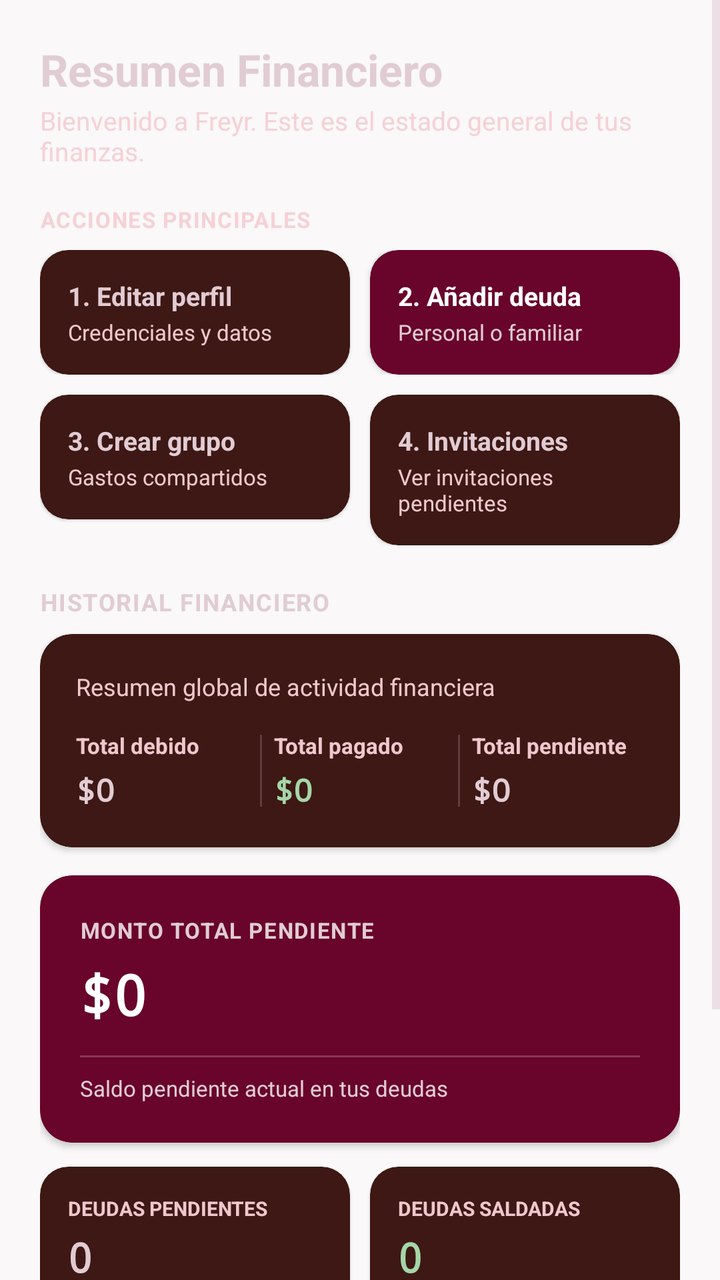
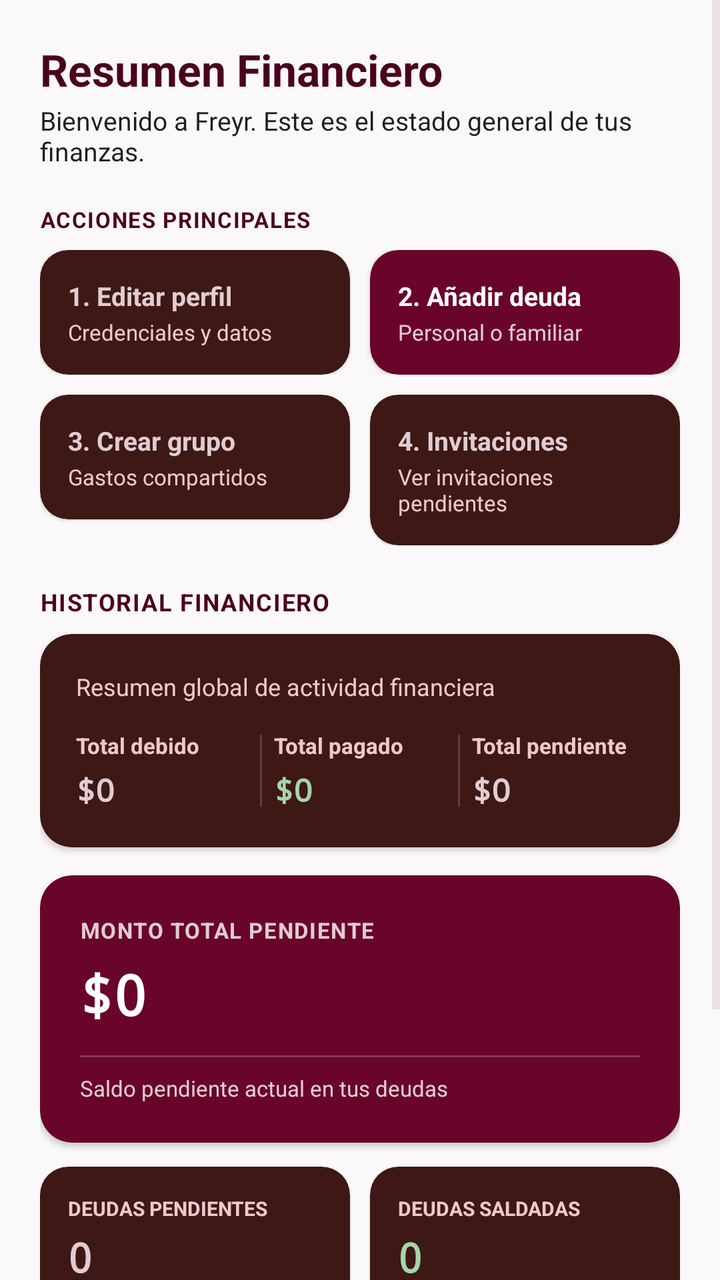

The first picture is an Android layout as it rendered before a commit; the second is the same layout after the commit. The layout source and the unified diff follow.
<!-- AndroidManifest.xml: application theme Theme.Freyr -->
<!-- res/layout/fragment_dashboard.xml -->
<?xml version="1.0" encoding="utf-8"?>
<ScrollView xmlns:android="http://schemas.android.com/apk/res/android"
    xmlns:app="http://schemas.android.com/apk/res-auto"
    android:layout_width="match_parent"
    android:layout_height="match_parent"
    android:fillViewport="true"
    android:background="@color/freyr_background">

    <LinearLayout
        android:layout_width="match_parent"
        android:layout_height="wrap_content"
        android:orientation="vertical"
        android:padding="20dp">

        
        <TextView
            android:id="@+id/tx_nombre_grupo"
            android:layout_width="wrap_content"
            android:layout_height="wrap_content"
            android:text="Resumen Financiero"
            android:textColor="@color/freyr_secondary"
            android:textSize="22sp"
            android:textStyle="bold" />

        <TextView
            android:id="@+id/tx_subtitulo_bienvenida"
            android:layout_width="wrap_content"
            android:layout_height="wrap_content"
            android:text="Bienvenido a Freyr. Este es el estado general de tus finanzas."
            android:textColor="@color/freyr_text_secondary"
            android:textSize="13sp"
            android:layout_marginTop="2dp"
            android:layout_marginBottom="18dp" />

        
        <TextView
            android:layout_width="wrap_content"
            android:layout_height="wrap_content"
            android:text="ACCIONES PRINCIPALES"
            android:textColor="@color/freyr_text_secondary"
            android:textSize="11sp"
            android:textStyle="bold"
            android:letterSpacing="0.05"
            android:layout_marginBottom="8dp" />

        
        <LinearLayout
            android:layout_width="match_parent"
            android:layout_height="wrap_content"
            android:orientation="horizontal"
            android:layout_marginBottom="10dp">

            
            <androidx.cardview.widget.CardView
                android:id="@+id/card_accion_editar_perfil"
                android:layout_width="0dp"
                android:layout_height="wrap_content"
                android:layout_weight="1"
                android:layout_marginEnd="5dp"
                app:cardCornerRadius="14dp"
                app:cardElevation="1dp"
                app:cardBackgroundColor="@color/freyr_surface"
                android:clickable="true"
                android:focusable="true">

                <LinearLayout
                    android:layout_width="match_parent"
                    android:layout_height="wrap_content"
                    android:orientation="vertical"
                    android:padding="14dp">

                    <TextView
                        android:layout_width="wrap_content"
                        android:layout_height="wrap_content"
                        android:text="1. Editar perfil"
                        android:textColor="@color/freyr_text_primary"
                        android:textSize="13sp"
                        android:textStyle="bold" />

                    <TextView
                        android:layout_width="wrap_content"
                        android:layout_height="wrap_content"
                        android:text="Credenciales y datos"
                        android:textColor="@color/freyr_text_secondary"
                        android:textSize="11sp"
                        android:layout_marginTop="2dp" />
                </LinearLayout>
            </androidx.cardview.widget.CardView>

            
            <androidx.cardview.widget.CardView
                android:id="@+id/card_accion_agregar_deuda"
                android:layout_width="0dp"
                android:layout_height="wrap_content"
                android:layout_weight="1"
                android:layout_marginStart="5dp"
                app:cardCornerRadius="14dp"
                app:cardElevation="2dp"
                app:cardBackgroundColor="@color/freyr_primary"
                android:clickable="true"
                android:focusable="true">

                <LinearLayout
                    android:layout_width="match_parent"
                    android:layout_height="wrap_content"
                    android:orientation="vertical"
                    android:padding="14dp">

                    <TextView
                        android:layout_width="wrap_content"
                        android:layout_height="wrap_content"
                        android:text="2. Añadir deuda"
                        android:textColor="#FFFFFF"
                        android:textSize="13sp"
                        android:textStyle="bold" />

                    <TextView
                        android:layout_width="wrap_content"
                        android:layout_height="wrap_content"
                        android:text="Personal o familiar"
                        android:textColor="@color/freyr_secondary"
                        android:textSize="11sp"
                        android:layout_marginTop="2dp" />
                </LinearLayout>
            </androidx.cardview.widget.CardView>
        </LinearLayout>

        
        <LinearLayout
            android:layout_width="match_parent"
            android:layout_height="wrap_content"
            android:orientation="horizontal"
            android:layout_marginBottom="20dp">

            
            <androidx.cardview.widget.CardView
                android:id="@+id/card_accion_crear_grupo"
                android:layout_width="0dp"
                android:layout_height="wrap_content"
                android:layout_weight="1"
                android:layout_marginEnd="5dp"
                app:cardCornerRadius="14dp"
                app:cardElevation="1dp"
                app:cardBackgroundColor="@color/freyr_surface"
                android:clickable="true"
                android:focusable="true">

                <LinearLayout
                    android:layout_width="match_parent"
                    android:layout_height="wrap_content"
                    android:orientation="vertical"
                    android:padding="14dp">

                    <TextView
                        android:layout_width="wrap_content"
                        android:layout_height="wrap_content"
                        android:text="3. Crear grupo"
                        android:textColor="@color/freyr_text_primary"
                        android:textSize="13sp"
                        android:textStyle="bold" />

                    <TextView
                        android:layout_width="wrap_content"
                        android:layout_height="wrap_content"
                        android:text="Gastos compartidos"
                        android:textColor="@color/freyr_text_secondary"
                        android:textSize="11sp"
                        android:layout_marginTop="2dp" />
                </LinearLayout>
            </androidx.cardview.widget.CardView>

            
            <androidx.cardview.widget.CardView
                android:id="@+id/card_accion_aceptar_invitacion"
                android:layout_width="0dp"
                android:layout_height="wrap_content"
                android:layout_weight="1"
                android:layout_marginStart="5dp"
                app:cardCornerRadius="14dp"
                app:cardElevation="1dp"
                app:cardBackgroundColor="@color/freyr_surface"
                android:clickable="true"
                android:focusable="true">

                <LinearLayout
                    android:layout_width="match_parent"
                    android:layout_height="wrap_content"
                    android:orientation="vertical"
                    android:padding="14dp">

                    <TextView
                        android:id="@+id/tx_titulo_accion_invitacion"
                        android:layout_width="wrap_content"
                        android:layout_height="wrap_content"
                        android:text="4. Invitaciones"
                        android:textColor="@color/freyr_text_primary"
                        android:textSize="13sp"
                        android:textStyle="bold" />

                    <TextView
                        android:id="@+id/tx_sub_accion_invitacion"
                        android:layout_width="wrap_content"
                        android:layout_height="wrap_content"
                        android:text="Ver invitaciones pendientes"
                        android:textColor="@color/freyr_text_secondary"
                        android:textSize="11sp"
                        android:layout_marginTop="2dp" />
                </LinearLayout>
            </androidx.cardview.widget.CardView>
        </LinearLayout>

        
        <TextView
            android:layout_width="wrap_content"
            android:layout_height="wrap_content"
            android:text="HISTORIAL FINANCIERO"
            android:textColor="@color/freyr_secondary"
            android:textSize="12sp"
            android:textStyle="bold"
            android:letterSpacing="0.05"
            android:layout_marginBottom="8dp" />

        
        <androidx.cardview.widget.CardView
            android:layout_width="match_parent"
            android:layout_height="wrap_content"
            app:cardCornerRadius="16dp"
            app:cardElevation="2dp"
            app:cardBackgroundColor="@color/freyr_surface"
            android:layout_marginBottom="14dp">

            <LinearLayout
                android:layout_width="match_parent"
                android:layout_height="wrap_content"
                android:orientation="vertical"
                android:padding="18dp">

                <TextView
                    android:layout_width="wrap_content"
                    android:layout_height="wrap_content"
                    android:text="Resumen global de actividad financiera"
                    android:textColor="@color/freyr_text_secondary"
                    android:textSize="12sp"
                    android:layout_marginBottom="14dp" />

                
                <LinearLayout
                    android:layout_width="match_parent"
                    android:layout_height="wrap_content"
                    android:orientation="horizontal"
                    android:baselineAligned="false">

                    
                    <LinearLayout
                        android:layout_width="0dp"
                        android:layout_height="wrap_content"
                        android:layout_weight="1"
                        android:orientation="vertical">

                        <TextView
                            android:layout_width="wrap_content"
                            android:layout_height="wrap_content"
                            android:text="Total debido"
                            android:textColor="@color/freyr_text_secondary"
                            android:textSize="11sp"
                            android:textStyle="bold" />

                        <TextView
                            android:id="@+id/tx_historial_total_debido"
                            android:layout_width="wrap_content"
                            android:layout_height="wrap_content"
                            android:text="$0"
                            android:textColor="@color/freyr_text_primary"
                            android:textSize="16sp"
                            android:textStyle="bold"
                            android:fontFamily="monospace"
                            android:layout_marginTop="4dp" />
                    </LinearLayout>

                    
                    <View
                        android:layout_width="1dp"
                        android:layout_height="36dp"
                        android:background="@color/freyr_border"
                        android:layout_gravity="center_vertical"
                        android:layout_marginStart="6dp"
                        android:layout_marginEnd="6dp" />

                    
                    <LinearLayout
                        android:layout_width="0dp"
                        android:layout_height="wrap_content"
                        android:layout_weight="1"
                        android:orientation="vertical">

                        <TextView
                            android:layout_width="wrap_content"
                            android:layout_height="wrap_content"
                            android:text="Total pagado"
                            android:textColor="@color/freyr_text_secondary"
                            android:textSize="11sp"
                            android:textStyle="bold" />

                        <TextView
                            android:id="@+id/tx_historial_total_pagado"
                            android:layout_width="wrap_content"
                            android:layout_height="wrap_content"
                            android:text="$0"
                            android:textColor="@color/freyr_status_paid"
                            android:textSize="16sp"
                            android:textStyle="bold"
                            android:fontFamily="monospace"
                            android:layout_marginTop="4dp" />
                    </LinearLayout>

                    
                    <View
                        android:layout_width="1dp"
                        android:layout_height="36dp"
                        android:background="@color/freyr_border"
                        android:layout_gravity="center_vertical"
                        android:layout_marginStart="6dp"
                        android:layout_marginEnd="6dp" />

                    
                    <LinearLayout
                        android:layout_width="0dp"
                        android:layout_height="wrap_content"
                        android:layout_weight="1"
                        android:orientation="vertical">

                        <TextView
                            android:layout_width="wrap_content"
                            android:layout_height="wrap_content"
                            android:text="Total pendiente"
                            android:textColor="@color/freyr_text_secondary"
                            android:textSize="11sp"
                            android:textStyle="bold" />

                        <TextView
                            android:id="@+id/tx_historial_total_pendiente"
                            android:layout_width="wrap_content"
                            android:layout_height="wrap_content"
                            android:text="$0"
                            android:textColor="@color/freyr_secondary"
                            android:textSize="16sp"
                            android:textStyle="bold"
                            android:fontFamily="monospace"
                            android:layout_marginTop="4dp" />
                    </LinearLayout>
                </LinearLayout>
            </LinearLayout>
        </androidx.cardview.widget.CardView>

        
        <androidx.cardview.widget.CardView
            android:layout_width="match_parent"
            android:layout_height="wrap_content"
            app:cardCornerRadius="16dp"
            app:cardElevation="2dp"
            app:cardBackgroundColor="@color/freyr_primary"
            android:layout_marginBottom="12dp">

            <LinearLayout
                android:layout_width="match_parent"
                android:layout_height="wrap_content"
                android:orientation="vertical"
                android:padding="20dp">

                <TextView
                    android:layout_width="wrap_content"
                    android:layout_height="wrap_content"
                    android:text="MONTO TOTAL PENDIENTE"
                    android:textColor="@color/freyr_secondary"
                    android:textSize="11sp"
                    android:textStyle="bold"
                    android:letterSpacing="0.05" />

                <TextView
                    android:id="@+id/tx_monto_total_pendiente"
                    android:layout_width="wrap_content"
                    android:layout_height="wrap_content"
                    android:text="$0"
                    android:textColor="#FFFFFF"
                    android:textSize="28sp"
                    android:textStyle="bold"
                    android:fontFamily="monospace"
                    android:layout_marginTop="6dp" />

                <View
                    android:layout_width="match_parent"
                    android:layout_height="1dp"
                    android:background="#33FFFFFF"
                    android:layout_marginTop="12dp"
                    android:layout_marginBottom="8dp" />

                <TextView
                    android:layout_width="wrap_content"
                    android:layout_height="wrap_content"
                    android:text="Saldo pendiente actual en tus deudas"
                    android:textColor="@color/freyr_secondary"
                    android:textSize="11sp" />
            </LinearLayout>
        </androidx.cardview.widget.CardView>

        
        <LinearLayout
            android:layout_width="match_parent"
            android:layout_height="wrap_content"
            android:orientation="horizontal"
            android:layout_marginBottom="10dp">

            <androidx.cardview.widget.CardView
                android:layout_width="0dp"
                android:layout_height="wrap_content"
                android:layout_weight="1"
                android:layout_marginEnd="5dp"
                app:cardCornerRadius="14dp"
                app:cardElevation="1dp"
                app:cardBackgroundColor="@color/freyr_surface">

                <LinearLayout
                    android:layout_width="match_parent"
                    android:layout_height="wrap_content"
                    android:orientation="vertical"
                    android:padding="14dp">

                    <TextView
                        android:layout_width="wrap_content"
                        android:layout_height="wrap_content"
                        android:text="DEUDAS PENDIENTES"
                        android:textColor="@color/freyr_text_secondary"
                        android:textSize="10sp"
                        android:textStyle="bold" />

                    <TextView
                        android:id="@+id/tx_cantidad_integrantes"
                        android:layout_width="wrap_content"
                        android:layout_height="wrap_content"
                        android:text="0"
                        android:textColor="@color/freyr_secondary"
                        android:textSize="20sp"
                        android:textStyle="bold"
                        android:fontFamily="monospace"
                        android:layout_marginTop="4dp" />
                </LinearLayout>
            </androidx.cardview.widget.CardView>

            <androidx.cardview.widget.CardView
                android:layout_width="0dp"
                android:layout_height="wrap_content"
                android:layout_weight="1"
                android:layout_marginStart="5dp"
                app:cardCornerRadius="14dp"
                app:cardElevation="1dp"
                app:cardBackgroundColor="@color/freyr_surface">

                <LinearLayout
                    android:layout_width="match_parent"
                    android:layout_height="wrap_content"
                    android:orientation="vertical"
                    android:padding="14dp">

                    <TextView
                        android:layout_width="wrap_content"
                        android:layout_height="wrap_content"
                        android:text="DEUDAS SALDADAS"
                        android:textColor="@color/freyr_text_secondary"
                        android:textSize="10sp"
                        android:textStyle="bold" />

                    <TextView
                        android:id="@+id/tx_cantidad_deudas_pagadas"
                        android:layout_width="wrap_content"
                        android:layout_height="wrap_content"
                        android:text="0"
                        android:textColor="@color/freyr_status_paid"
                        android:textSize="20sp"
                        android:textStyle="bold"
                        android:fontFamily="monospace"
                        android:layout_marginTop="4dp" />
                </LinearLayout>
            </androidx.cardview.widget.CardView>
        </LinearLayout>

        
        <LinearLayout
            android:layout_width="match_parent"
            android:layout_height="wrap_content"
            android:orientation="horizontal"
            android:layout_marginBottom="24dp">

            <androidx.cardview.widget.CardView
                android:layout_width="0dp"
                android:layout_height="wrap_content"
                android:layout_weight="1"
                android:layout_marginEnd="5dp"
                app:cardCornerRadius="14dp"
                app:cardElevation="1dp"
                app:cardBackgroundColor="@color/freyr_surface">

                <LinearLayout
                    android:layout_width="match_parent"
                    android:layout_height="wrap_content"
                    android:orientation="vertical"
                    android:padding="14dp">

                    <TextView
                        android:layout_width="wrap_content"
                        android:layout_height="wrap_content"
                        android:text="PAGOS PERSONALES"
                        android:textColor="@color/freyr_text_secondary"
                        android:textSize="10sp"
                        android:textStyle="bold" />

                    <TextView
                        android:id="@+id/tx_total_pagado_grupo"
                        android:layout_width="wrap_content"
                        android:layout_height="wrap_content"
                        android:text="$0"
                        android:textColor="@color/freyr_text_primary"
                        android:textSize="16sp"
                        android:textStyle="bold"
                        android:fontFamily="monospace"
                        android:layout_marginTop="4dp" />
                </LinearLayout>
            </androidx.cardview.widget.CardView>

            <androidx.cardview.widget.CardView
                android:layout_width="0dp"
                android:layout_height="wrap_content"
                android:layout_weight="1"
                android:layout_marginStart="5dp"
                app:cardCornerRadius="14dp"
                app:cardElevation="1dp"
                app:cardBackgroundColor="@color/freyr_surface">

                <LinearLayout
                    android:layout_width="match_parent"
                    android:layout_height="wrap_content"
                    android:orientation="vertical"
                    android:padding="14dp">

                    <TextView
                        android:layout_width="wrap_content"
                        android:layout_height="wrap_content"
                        android:text="DEUDA FAMILIAR PENDIENTE"
                        android:textColor="@color/freyr_text_secondary"
                        android:textSize="10sp"
                        android:textStyle="bold" />

                    <TextView
                        android:id="@+id/tx_total_deudas_familiares"
                        android:layout_width="wrap_content"
                        android:layout_height="wrap_content"
                        android:text="$0"
                        android:textColor="@color/freyr_text_primary"
                        android:textSize="16sp"
                        android:textStyle="bold"
                        android:fontFamily="monospace"
                        android:layout_marginTop="4dp" />
                </LinearLayout>
            </androidx.cardview.widget.CardView>
        </LinearLayout>

        
        <TextView
            android:layout_width="wrap_content"
            android:layout_height="wrap_content"
            android:text="DEUDAS ACTIVAS PENDIENTES"
            android:textColor="@color/freyr_secondary"
            android:textSize="11sp"
            android:textStyle="bold"
            android:letterSpacing="0.05"
            android:layout_marginBottom="8dp" />

        <androidx.recyclerview.widget.RecyclerView
            android:id="@+id/rv_deudas_activas"
            android:layout_width="match_parent"
            android:layout_height="wrap_content"
            android:nestedScrollingEnabled="false" />

    </LinearLayout>
</ScrollView>
<!-- resources referenced by this layout -->
<resources>
  <color name="freyr_background">#FAF8F9</color>
  <color name="freyr_border">#33E1CCD4</color>
  <color name="freyr_primary">#69042A</color>
  <color name="freyr_secondary">#E1CCD4</color>
  <color name="freyr_status_paid">#A5D6A7</color>
  <color name="freyr_surface">#3D1814</color>
  <color name="freyr_text_primary">#E1CCD4</color>
  <color name="freyr_text_secondary">#F6F5CFD4</color>
  <style name="Theme.Freyr" parent="Theme.Material3.Dark.NoActionBar">
          
          <item name="colorPrimary">@color/freyr_primary</item>
          <item name="colorPrimaryDark">@color/freyr_primary_dark</item>
          <item name="colorSecondary">@color/freyr_secondary</item>
          <item name="colorOnPrimary">#FFFFFF</item>
          <item name="colorOnSecondary">@color/freyr_primary</item>
  
          
          <item name="android:colorBackground">@color/freyr_background</item>
          <item name="colorSurface">@color/freyr_surface</item>
          <item name="colorOnSurface">@color/freyr_text_primary</item>
  
          
          <item name="android:statusBarColor">@color/freyr_background</item>
          <item name="android:windowLightStatusBar">false</item>
          <item name="android:navigationBarColor">@color/freyr_background</item>
          <item name="android:windowLightNavigationBar">false</item>
          
          
          <item name="android:textColor">@color/freyr_text_primary</item>
          <item name="android:textColorHint">@color/freyr_text_secondary</item>
          <item name="colorControlNormal">@color/freyr_secondary</item>
          <item name="colorControlActivated">@color/freyr_primary</item>
      </style>
  <color name="freyr_primary_dark">#4A031E</color>
</resources>

<!-- the commit's change to res/layout/fragment_dashboard.xml (unified diff, before → after) -->
@@ -18,7 +18,7 @@
             android:layout_width="wrap_content"
             android:layout_height="wrap_content"
             android:text="Resumen Financiero"
-            android:textColor="@color/freyr_secondary"
+            android:textColor="@color/freyr_primary_dark"
             android:textSize="22sp"
             android:textStyle="bold" />
 
@@ -26,22 +26,22 @@
             android:id="@+id/tx_subtitulo_bienvenida"
             android:layout_width="wrap_content"
             android:layout_height="wrap_content"
+            android:layout_marginTop="2dp"
+            android:layout_marginBottom="18dp"
             android:text="Bienvenido a Freyr. Este es el estado general de tus finanzas."
-            android:textColor="@color/freyr_text_secondary"
-            android:textSize="13sp"
-            android:layout_marginTop="2dp"
-            android:layout_marginBottom="18dp" />
+            android:textColor="@color/freyr_card_bg"
+            android:textSize="13sp" />
 
         
         <TextView
             android:layout_width="wrap_content"
             android:layout_height="wrap_content"
+            android:layout_marginBottom="8dp"
+            android:letterSpacing="0.05"
             android:text="ACCIONES PRINCIPALES"
-            android:textColor="@color/freyr_text_secondary"
+            android:textColor="@color/freyr_primary_dark"
             android:textSize="11sp"
-            android:textStyle="bold"
-            android:letterSpacing="0.05"
-            android:layout_marginBottom="8dp" />
+            android:textStyle="bold" />
 
         
         <LinearLayout
@@ -213,12 +213,12 @@
         <TextView
             android:layout_width="wrap_content"
             android:layout_height="wrap_content"
+            android:layout_marginBottom="8dp"
+            android:letterSpacing="0.05"
             android:text="HISTORIAL FINANCIERO"
-            android:textColor="@color/freyr_secondary"
+            android:textColor="@color/freyr_primary_dark"
             android:textSize="12sp"
-            android:textStyle="bold"
-            android:letterSpacing="0.05"
-            android:layout_marginBottom="8dp" />
+            android:textStyle="bold" />
 
         
         <androidx.cardview.widget.CardView
@@ -567,12 +567,12 @@
         <TextView
             android:layout_width="wrap_content"
             android:layout_height="wrap_content"
+            android:layout_marginBottom="8dp"
+            android:letterSpacing="0.05"
             android:text="DEUDAS ACTIVAS PENDIENTES"
-            android:textColor="@color/freyr_secondary"
+            android:textColor="@color/freyr_card_bg"
             android:textSize="11sp"
-            android:textStyle="bold"
-            android:letterSpacing="0.05"
-            android:layout_marginBottom="8dp" />
+            android:textStyle="bold" />
 
         <androidx.recyclerview.widget.RecyclerView
             android:id="@+id/rv_deudas_activas"
<!-- resource entries referenced after the edit -->
@@ -2,6 +2,7 @@
 <resources>
   <color name="freyr_background">#FAF8F9</color>
   <color name="freyr_border">#33E1CCD4</color>
+  <color name="freyr_card_bg">#1E1E1E</color>
   <color name="freyr_primary">#69042A</color>
   <color name="freyr_secondary">#E1CCD4</color>
   <color name="freyr_status_paid">#A5D6A7</color>
